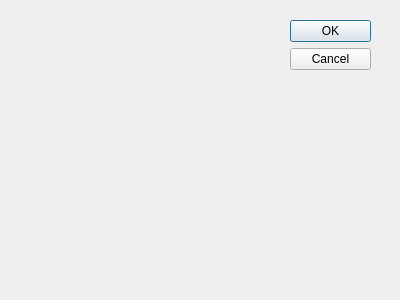
First picture: the form in qt/Donate/more.ui, repository LOOKCC/donate, before the edit.
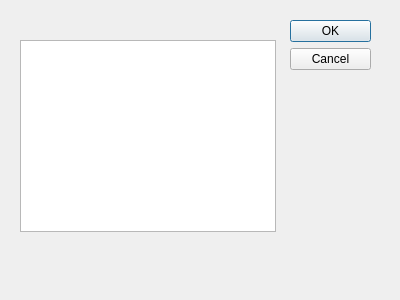
Second picture: the form after the edit.

The edit to the form file:
```diff
--- a/qt/Donate/more.ui
+++ b/qt/Donate/more.ui
@@ -31,6 +31,16 @@
     <set>QDialogButtonBox::Cancel|QDialogButtonBox::Ok</set>
    </property>
   </widget>
+  <widget class="QTableWidget" name="tableWidget">
+   <property name="geometry">
+    <rect>
+     <x>20</x>
+     <y>40</y>
+     <width>256</width>
+     <height>192</height>
+    </rect>
+   </property>
+  </widget>
  </widget>
  <pixmapfunction/>
  <resources/>
```
Left out of the diff: 5 changed lines with no effect on the pictures.
